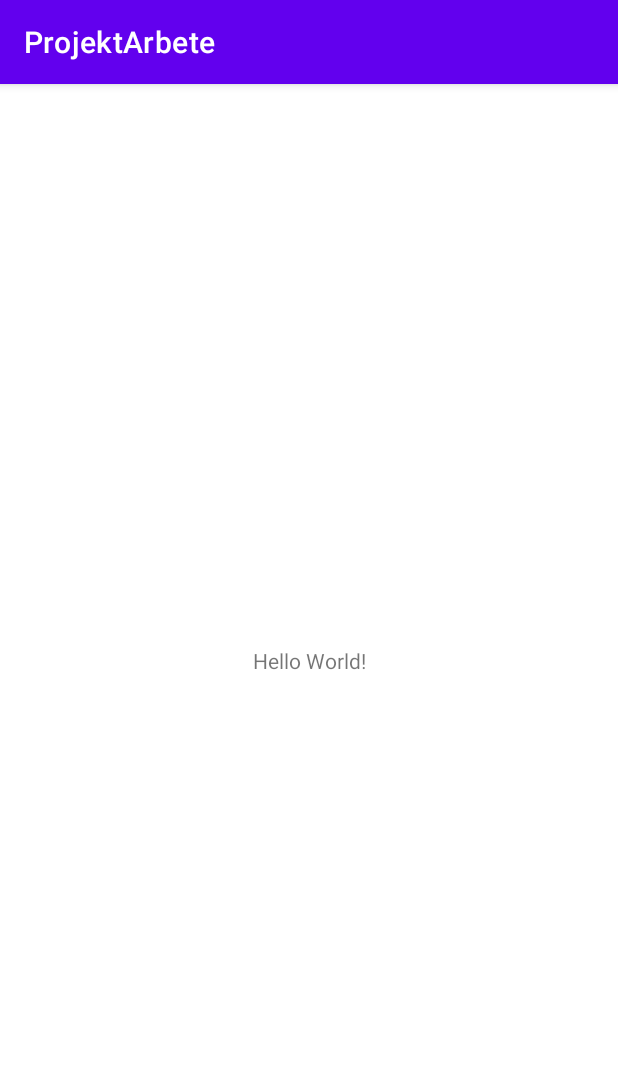
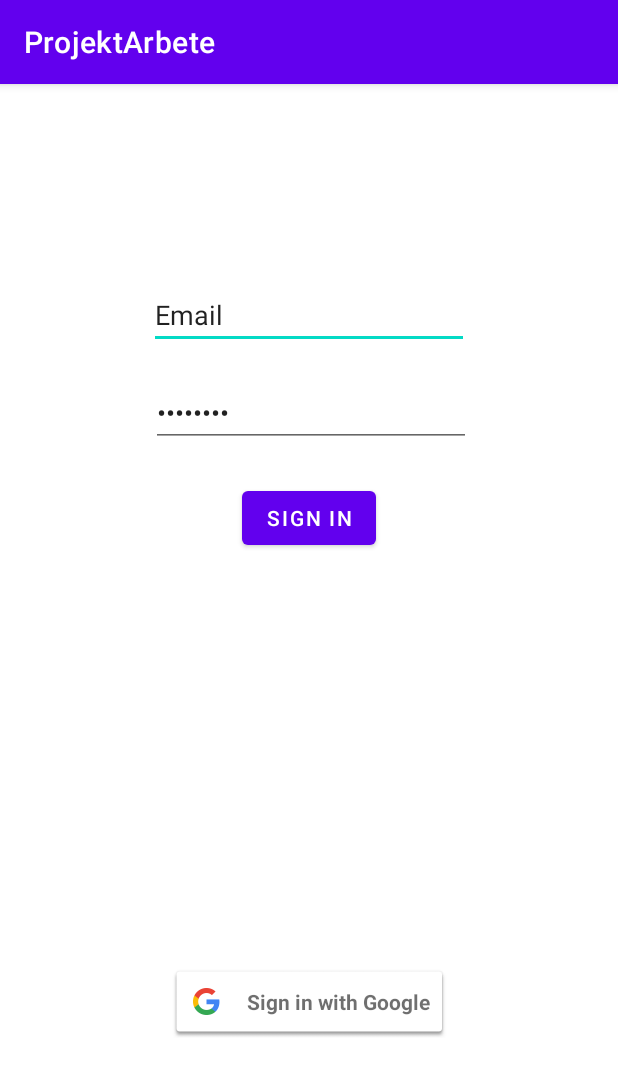
Before and after one commit to victorgson/ProjektArbete, an Android app: the screen it shows after launch (MainActivity before the commit, LoginActivity after it), on a phone screen of 412 x 824 dp. Shown: the top 1076 px of the screen. Run offline under Robolectric (Android 15) with nearby library versions, the phone set to English and light mode, and no system bars; our stand-ins replace Firebase (no records; nobody signed in at launch, a user with empty details on screens opened directly); libraries missing offline, so code that uses them is left out: com.firebase.ui.

Commit message:
Adds sign in with google functionality using Firebase and some layout changes to xml

```diff
--- a/app/build.gradle
+++ b/app/build.gradle
@@ -1,5 +1,6 @@
 plugins {
     id 'com.android.application'
+    id 'com.google.gms.google-services'
 }
 
 android {
@@ -28,6 +29,10 @@ android {
 }
 
 dependencies {
+    implementation platform('com.google.firebase:firebase-bom:28.4.1')
+    implementation 'com.google.firebase:firebase-auth'
+    implementation 'com.google.firebase:firebase-firestore'
+    implementation 'com.firebaseui:firebase-ui-auth:8.0.0'
 
     implementation 'androidx.appcompat:appcompat:1.3.1'
     implementation 'com.google.android.material:material:1.4.0'
--- a/app/src/main/AndroidManifest.xml
+++ b/app/src/main/AndroidManifest.xml
@@ -11,7 +11,11 @@
         android:theme="@style/Theme.ProjektArbete">
         <activity
             android:name=".MainActivity"
+            android:exported="true" />
+        <activity
+            android:name=".LoginActivity"
             android:exported="true">
+
             <intent-filter>
                 <action android:name="android.intent.action.MAIN" />
 
--- /dev/null
+++ b/app/src/main/java/com/example/projektarbete/LoginActivity.java
@@ -0,0 +1,104 @@
+package com.example.projektarbete;
+
+import androidx.activity.result.ActivityResultCallback;
+import androidx.activity.result.ActivityResultLauncher;
+import androidx.appcompat.app.AppCompatActivity;
+
+import android.content.Intent;
+import android.os.Bundle;
+import android.util.Log;
+import android.view.View;
+import android.widget.Button;
+import android.widget.Toast;
+
+import com.firebase.ui.auth.AuthUI;
+import com.firebase.ui.auth.FirebaseAuthUIActivityResultContract;
+import com.firebase.ui.auth.IdpResponse;
+import com.firebase.ui.auth.data.model.FirebaseAuthUIAuthenticationResult;
+import com.google.android.gms.auth.api.signin.GoogleSignIn;
+import com.google.android.gms.auth.api.signin.GoogleSignInAccount;
+import com.google.android.gms.auth.api.signin.GoogleSignInClient;
+import com.google.android.gms.auth.api.signin.GoogleSignInOptions;
+import com.google.android.gms.common.SignInButton;
+import com.google.android.gms.common.api.ApiException;
+import com.google.android.gms.tasks.Task;
+import com.google.firebase.auth.AuthCredential;
+import com.google.firebase.auth.FirebaseAuth;
+import com.google.firebase.auth.FirebaseUser;
+import com.google.firebase.auth.GoogleAuthProvider;
+
+import java.util.Arrays;
+import java.util.List;
+
+public class LoginActivity extends AppCompatActivity {
+
+    private static final int RC_SIGN_IN = 9001;
+    private static final String TAG = "LoginActivity";
+    GoogleSignInOptions gso;
+    GoogleSignInClient mSignInClient;
+    FirebaseAuth mFireBaseAuth;
+
+    @Override
+    protected void onCreate(Bundle savedInstanceState) {
+        super.onCreate(savedInstanceState);
+        setContentView(R.layout.activity_login);
+        mFireBaseAuth = FirebaseAuth.getInstance();
+
+        if(mFireBaseAuth.getCurrentUser() != null) {
+            // already signed in, doesn't have to go through sign in flow again
+
+        /*    gso = new GoogleSignInOptions.Builder(GoogleSignInOptions.DEFAULT_SIGN_IN)
+                    .requestIdToken(getString(R.string.default_web_client_id))
+                    .requestEmail()
+                    .build();
+            mSignInClient = GoogleSignIn.getClient(this,gso);
+
+            signIn();*/
+        } else {
+            // not signed in
+
+         gso = new GoogleSignInOptions.Builder(GoogleSignInOptions.DEFAULT_SIGN_IN)
+                .requestIdToken(getString(R.string.default_web_client_id))
+                .requestEmail()
+                .build();
+        mSignInClient = GoogleSignIn.getClient(this,gso);
+
+        SignInButton btn = (SignInButton) findViewById(R.id.btnSignIn);
+
+        btn.setOnClickListener(view -> signIn());
+        }
+    }
+
+    public void signIn() {
+        Intent signInIntent = mSignInClient.getSignInIntent();
+        startActivityForResult(signInIntent, RC_SIGN_IN);
+    }
+
+    @Override
+    public void onActivityResult(int requestCode, int resultCode, Intent data) {
+        super.onActivityResult(requestCode, resultCode, data);
+        if (requestCode == RC_SIGN_IN) {
+            Task<GoogleSignInAccount> task = GoogleSignIn.getSignedInAccountFromIntent(data);
+            try {
+                GoogleSignInAccount account = task.getResult(ApiException.class);
+                firebaseAuthWithGoogle(account);
+            } catch (ApiException e) {
+                Log.w(TAG, "Google sign in failed", e);
+            }
+        }
+    }
+
+    private void firebaseAuthWithGoogle(GoogleSignInAccount acct) {
+        AuthCredential credential = GoogleAuthProvider.getCredential(acct.getIdToken(), null);
+        mFireBaseAuth.signInWithCredential(credential)
+                .addOnSuccessListener(this, authResult -> {
+                    startActivity(new Intent(LoginActivity.this, MainActivity.class));
+                    finish();
+                })
+                .addOnFailureListener(this, e -> Toast.makeText(LoginActivity.this, "Authentication failed.",
+                        Toast.LENGTH_SHORT).show());
+    }
+
+
+
+}
--- /dev/null
+++ b/app/src/main/res/layout/activity_login.xml
@@ -0,0 +1,53 @@
+<?xml version="1.0" encoding="utf-8"?>
+<androidx.constraintlayout.widget.ConstraintLayout xmlns:android="http://schemas.android.com/apk/res/android"
+    xmlns:app="http://schemas.android.com/apk/res-auto"
+    xmlns:tools="http://schemas.android.com/tools"
+    android:layout_width="match_parent"
+    android:layout_height="match_parent"
+    tools:context=".LoginActivity">
+
+    <com.google.android.gms.common.SignInButton
+        android:id="@+id/btnSignIn"
+        android:layout_width="wrap_content"
+        android:layout_height="wrap_content"
+        android:layout_marginBottom="132dp"
+        app:buttonSize="wide"
+        app:layout_constraintBottom_toBottomOf="parent"
+        app:layout_constraintEnd_toEndOf="parent"
+        app:layout_constraintStart_toStartOf="parent" />
+
+    <EditText
+        android:id="@+id/editTextTextEmailAddress"
+        android:layout_width="wrap_content"
+        android:layout_height="wrap_content"
+        android:layout_marginTop="131dp"
+        android:ems="10"
+        android:inputType="textEmailAddress"
+        android:text="Email"
+        app:layout_constraintEnd_toEndOf="parent"
+        app:layout_constraintStart_toStartOf="parent"
+        app:layout_constraintTop_toTopOf="parent" />
+
+    <EditText
+        android:id="@+id/editTextTextPassword"
+        android:layout_width="wrap_content"
+        android:layout_height="wrap_content"
+        android:layout_marginStart="1dp"
+        android:layout_marginTop="20dp"
+        android:ems="10"
+        android:inputType="textPassword"
+        android:text="Password"
+        app:layout_constraintStart_toStartOf="@+id/editTextTextEmailAddress"
+        app:layout_constraintTop_toBottomOf="@+id/editTextTextEmailAddress" />
+
+    <Button
+        android:id="@+id/button2"
+        android:layout_width="wrap_content"
+        android:layout_height="wrap_content"
+        android:layout_marginTop="23dp"
+        android:text="Sign in"
+        app:layout_constraintEnd_toEndOf="parent"
+        app:layout_constraintStart_toStartOf="parent"
+        app:layout_constraintTop_toBottomOf="@+id/editTextTextPassword" />
+
+</androidx.constraintlayout.widget.ConstraintLayout>
--- a/app/src/main/res/layout/activity_main.xml
+++ b/app/src/main/res/layout/activity_main.xml
@@ -9,10 +9,10 @@
     <TextView
         android:layout_width="wrap_content"
         android:layout_height="wrap_content"
+        android:layout_marginBottom="356dp"
         android:text="Hello World!"
         app:layout_constraintBottom_toBottomOf="parent"
         app:layout_constraintLeft_toLeftOf="parent"
-        app:layout_constraintRight_toRightOf="parent"
-        app:layout_constraintTop_toTopOf="parent" />
+        app:layout_constraintRight_toRightOf="parent" />
 
 </androidx.constraintlayout.widget.ConstraintLayout>
--- a/build.gradle
+++ b/build.gradle
@@ -6,12 +6,14 @@ buildscript {
     }
     dependencies {
         classpath "com.android.tools.build:gradle:7.0.0"
+        classpath 'com.google.gms:google-services:4.3.10'
 
         // NOTE: Do not place your application dependencies here; they belong
         // in the individual module build.gradle files
     }
 }
 
+
 task clean(type: Delete) {
     delete rootProject.buildDir
 }
```
Also changed, not shown: 1 other file.
